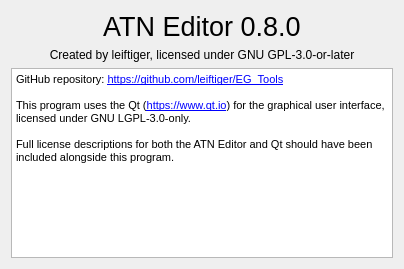
First picture: the form in editor/UI/UI_AboutWindow.ui, repository leiftiger/EG_Tools, before the edit.
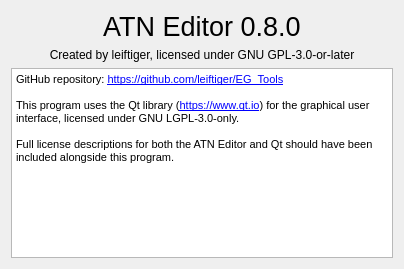
Second picture: the form after the edit.

```diff
--- a/editor/UI/UI_AboutWindow.ui
+++ b/editor/UI/UI_AboutWindow.ui
@@ -55,7 +55,7 @@
 &lt;/style&gt;&lt;/head&gt;&lt;body style=&quot; font-family:'MS Shell Dlg 2'; font-size:8.25pt; font-weight:400; font-style:normal;&quot;&gt;
 &lt;p style=&quot; margin-top:0px; margin-bottom:0px; margin-left:0px; margin-right:0px; -qt-block-indent:0; text-indent:0px;&quot;&gt;&lt;span style=&quot; font-size:8pt;&quot;&gt;GitHub repository: &lt;/span&gt;&lt;a href=&quot;https://github.com/leiftiger/EG_Tools&quot;&gt;&lt;span style=&quot; font-size:8pt; text-decoration: underline; color:#0000ff;&quot;&gt;https://github.com/leiftiger/EG_Tools&lt;/span&gt;&lt;/a&gt;&lt;/p&gt;
 &lt;p style=&quot;-qt-paragraph-type:empty; margin-top:0px; margin-bottom:0px; margin-left:0px; margin-right:0px; -qt-block-indent:0; text-indent:0px; font-size:8pt; text-decoration: underline; color:#0000ff;&quot;&gt;&lt;br /&gt;&lt;/p&gt;
-&lt;p style=&quot; margin-top:0px; margin-bottom:0px; margin-left:0px; margin-right:0px; -qt-block-indent:0; text-indent:0px;&quot;&gt;&lt;span style=&quot; font-size:8pt;&quot;&gt;This program uses the Qt (&lt;/span&gt;&lt;a href=&quot;https://www.qt.io&quot;&gt;&lt;span style=&quot; font-size:8pt; text-decoration: underline; color:#0000ff;&quot;&gt;https://www.qt.io&lt;/span&gt;&lt;/a&gt;&lt;span style=&quot; font-size:8pt;&quot;&gt;) for the graphical user interface, licensed under GNU LGPL-3.0-only.&lt;/span&gt;&lt;/p&gt;
+&lt;p style=&quot; margin-top:0px; margin-bottom:0px; margin-left:0px; margin-right:0px; -qt-block-indent:0; text-indent:0px;&quot;&gt;&lt;span style=&quot; font-size:8pt;&quot;&gt;This program uses the Qt library (&lt;/span&gt;&lt;a href=&quot;https://www.qt.io&quot;&gt;&lt;span style=&quot; font-size:8pt; text-decoration: underline; color:#0000ff;&quot;&gt;https://www.qt.io&lt;/span&gt;&lt;/a&gt;&lt;span style=&quot; font-size:8pt;&quot;&gt;) for the graphical user interface, licensed under GNU LGPL-3.0-only.&lt;/span&gt;&lt;/p&gt;
 &lt;p style=&quot;-qt-paragraph-type:empty; margin-top:0px; margin-bottom:0px; margin-left:0px; margin-right:0px; -qt-block-indent:0; text-indent:0px; font-size:8pt;&quot;&gt;&lt;br /&gt;&lt;/p&gt;
 &lt;p style=&quot; margin-top:0px; margin-bottom:0px; margin-left:0px; margin-right:0px; -qt-block-indent:0; text-indent:0px;&quot;&gt;&lt;span style=&quot; font-size:8pt;&quot;&gt;Full license descriptions for both the ATN Editor and Qt should have been included alongside this program.&lt;/span&gt;&lt;/p&gt;&lt;/body&gt;&lt;/html&gt;</string>
       </property>
```
